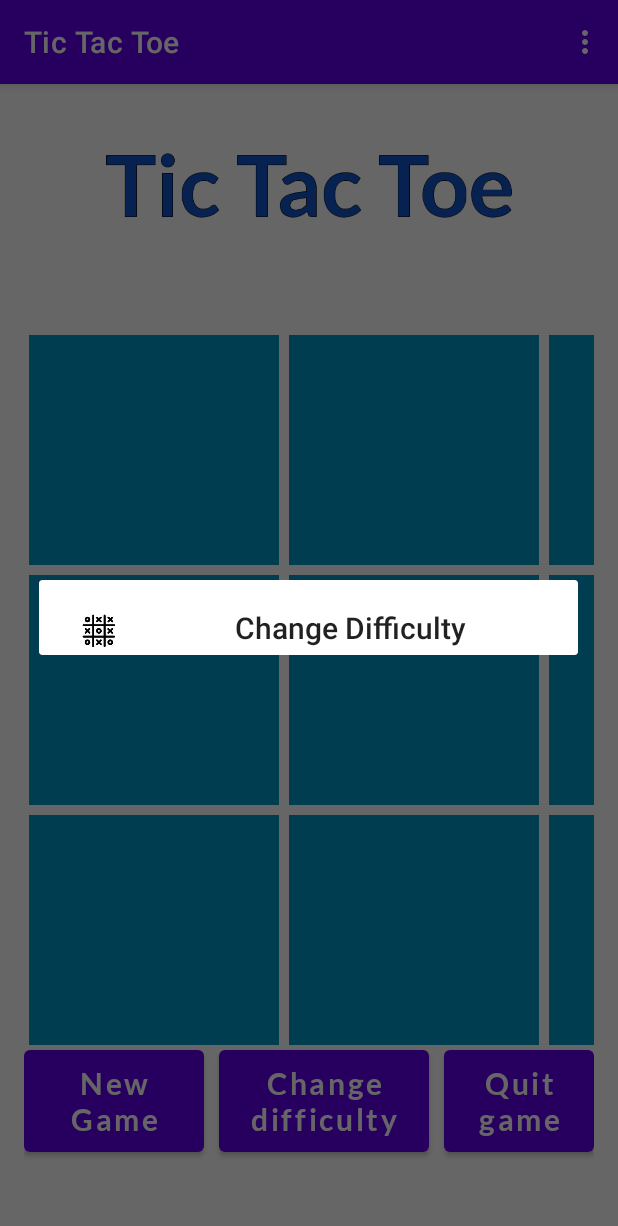
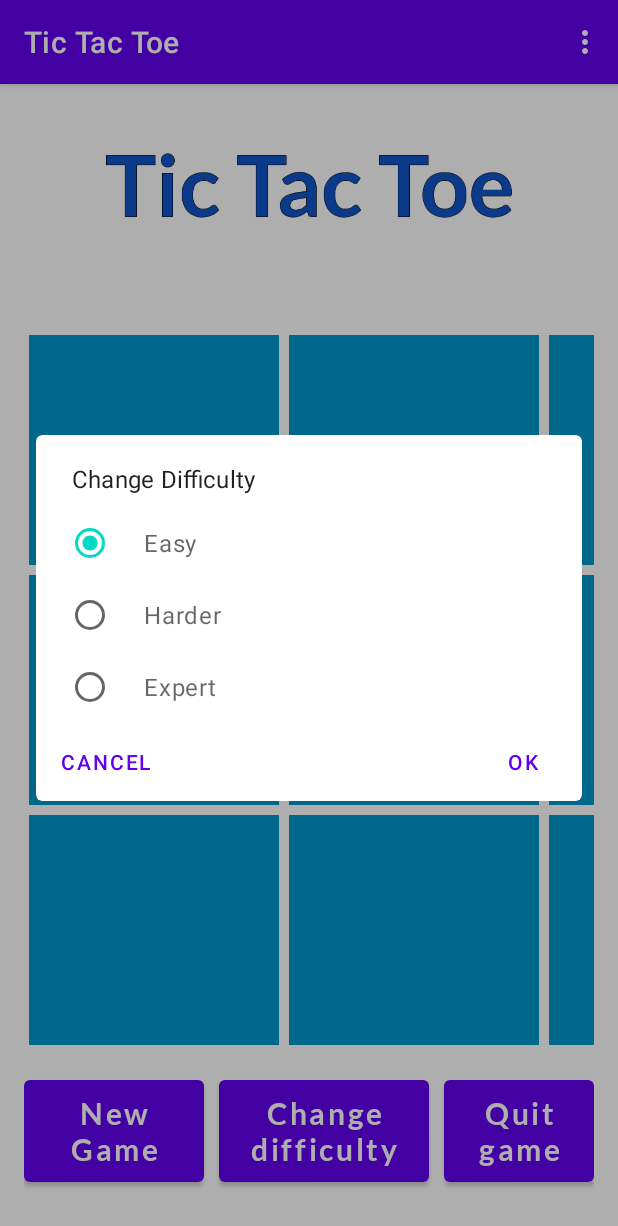
Before and after one commit to jmcarvajalj/MobileApps2021-II, an Android app: the screen it shows after launch (MainActivity), after a tap on "Change difficulty", on a phone screen of 412 x 824 dp. Shown: the top 1226 px of the screen. Run offline under Robolectric (Android 15) with nearby library versions, the phone set to English and light mode, and no system bars.

Commit message:
Change difficulty added

```diff
--- a/TicTacToe/app/src/main/java/co/edu/unal/tictactoe/MainActivity.kt
+++ b/TicTacToe/app/src/main/java/co/edu/unal/tictactoe/MainActivity.kt
@@ -11,12 +11,15 @@ import androidx.appcompat.app.AppCompatActivity
 import androidx.core.content.ContextCompat
 import kotlinx.android.synthetic.main.activity_main.*
 import android.widget.TextView
+import com.google.android.material.dialog.MaterialAlertDialogBuilder
+import com.google.android.material.snackbar.Snackbar
 
 class MainActivity : AppCompatActivity() {
-
     private val boardCells = Array(3){ arrayOfNulls<ImageView>(3)}
-
     var board = Board()
+    var selectedItemIndex = 0
+    private val arrItems = arrayOf("Easy", "Harder", "Expert")
+    var selectedItem = arrItems[selectedItemIndex]
 
     override fun onCreate(savedInstanceState: Bundle?) {
         super.onCreate(savedInstanceState)
@@ -49,12 +52,30 @@ class MainActivity : AppCompatActivity() {
 
         }
 
-        button_difficulty.setOnClickListener {
+        val difficultyLevelDialog = findViewById<TextView>(R.id.button_difficulty)
 
-            val aboutDialog = AlertDialog.Builder(this).setTitle("\t\t\t\t\tChange Difficulty")
-                .setIcon(R.mipmap.tictactoeicon)
-                .show()
+        difficultyLevelDialog.setOnClickListener {
+            MaterialAlertDialogBuilder(this)
+            .setTitle("Change Difficulty")
+            .setSingleChoiceItems(arrItems, selectedItemIndex) { _, which ->
+                selectedItemIndex = which
+                selectedItem = arrItems[which]
+            }
+            .setPositiveButton("OK") { _, _ ->
+                board = Board()
+                text_view_result.text = ""
+                mapBoardToUi()
+                showSnackbar(it, "$selectedItem level selected")
+            }
+            .setNeutralButton("Cancel") {difficultyLevelDialog, which ->
+                difficultyLevelDialog.dismiss()
+            }
+            .show()
         }
+    }
+
+    fun showSnackbar(view: View, msg: String){
+        Snackbar.make(view, msg, Snackbar.LENGTH_LONG).show()
     }
 
     override fun onCreateOptionsMenu(menu: Menu): Boolean {
@@ -64,7 +85,6 @@ class MainActivity : AppCompatActivity() {
     }
 
     override fun onOptionsItemSelected(item: MenuItem): Boolean {
-
         val aboutDialog = AlertDialog.Builder(this)
 
         return when (item.itemId) {
--- a/TicTacToe/app/src/main/res/layout/activity_main.xml
+++ b/TicTacToe/app/src/main/res/layout/activity_main.xml
@@ -48,7 +48,7 @@
 
     <LinearLayout
         android:id="@+id/buttons_layout"
-        android:layout_marginBottom="50dp"
+        android:layout_marginBottom="30dp"
         android:layout_alignParentBottom="true"
         android:layout_centerHorizontal="true"
         android:orientation="horizontal"
@@ -60,7 +60,7 @@
             android:layout_width="120dp"
             android:layout_height="80dp"
             android:layout_marginEnd="10dp"
-            android:layout_marginBottom="50dp"
+            android:layout_marginBottom="30dp"
             android:fontFamily="@font/lato_bold"
             android:text="@string/new_game"
             android:textAlignment="center"
@@ -72,20 +72,18 @@
             android:layout_width="140dp"
             android:layout_height="80dp"
             android:layout_marginEnd="10dp"
-            android:layout_marginBottom="50dp"
+            android:layout_marginBottom="30dp"
             android:fontFamily="@font/lato_bold"
             android:text="@string/change_difficulty"
             android:textAlignment="center"
             android:textAllCaps="false"
             android:textSize="20sp" />
 
-
-
         <Button
             android:id="@+id/button_quit"
             android:layout_width="100dp"
             android:layout_height="80dp"
-            android:layout_marginBottom="50dp"
+            android:layout_marginBottom="30dp"
             android:fontFamily="@font/lato_bold"
             android:text="@string/quit_game"
             android:textAlignment="center"
```
